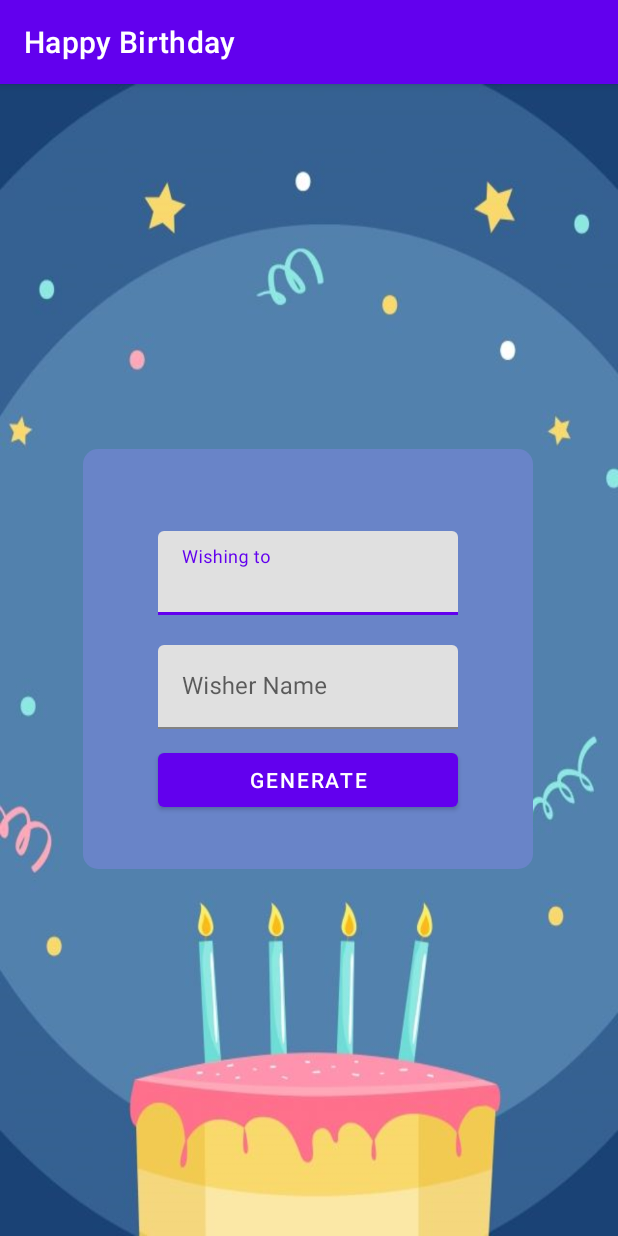
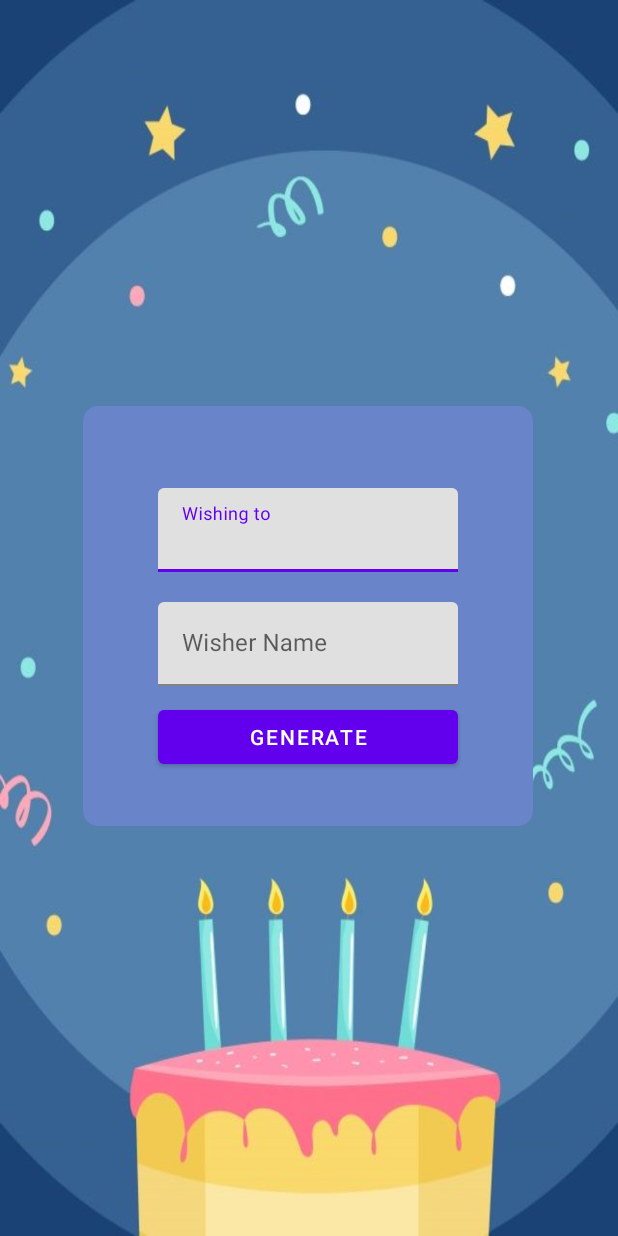
Before and after one commit to Harshitmishra1106/HappyBirthday, an Android app: the screen it shows after launch (MainActivity), on a phone screen of 412 x 824 dp. Run offline under Robolectric (Android 15) with nearby library versions, the phone set to English and light mode, and no system bars.

Commit message:
Action bar removed

```diff
--- a/app/src/main/res/values-night/themes.xml
+++ b/app/src/main/res/values-night/themes.xml
@@ -1,6 +1,6 @@
 <resources xmlns:tools="http://schemas.android.com/tools">
     <!-- Base application theme. -->
-    <style name="Theme.HappyBirthday" parent="Theme.MaterialComponents.DayNight.DarkActionBar">
+    <style name="Theme.HappyBirthday" parent="Theme.MaterialComponents.DayNight.NoActionBar">
         <!-- Primary brand color. -->
         <item name="colorPrimary">@color/purple_200</item>
         <item name="colorPrimaryVariant">@color/purple_700</item>
--- a/app/src/main/res/values/themes.xml
+++ b/app/src/main/res/values/themes.xml
@@ -1,6 +1,6 @@
 <resources xmlns:tools="http://schemas.android.com/tools">
     <!-- Base application theme. -->
-    <style name="Theme.HappyBirthday" parent="Theme.MaterialComponents.DayNight.DarkActionBar">
+    <style name="Theme.HappyBirthday" parent="Theme.MaterialComponents.DayNight.NoActionBar">
         <!-- Primary brand color. -->
         <item name="colorPrimary">@color/purple_500</item>
         <item name="colorPrimaryVariant">@color/purple_700</item>
```
